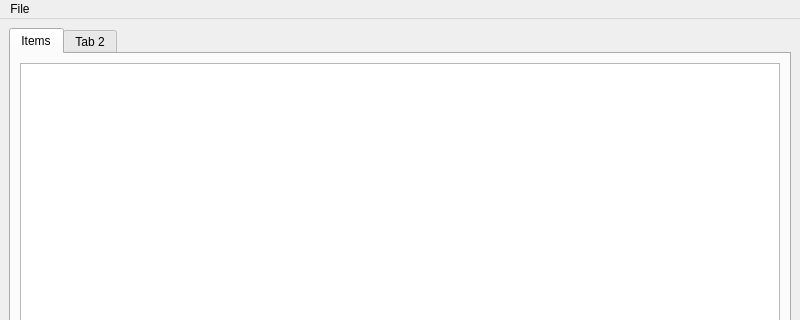
Old version of the form marvus_src/main_window.ui in the repository Riyufuchi/marvus_v2; both pictures show x 0 to 800 and y 0 to 320 of the 800 by 600 pixel window.
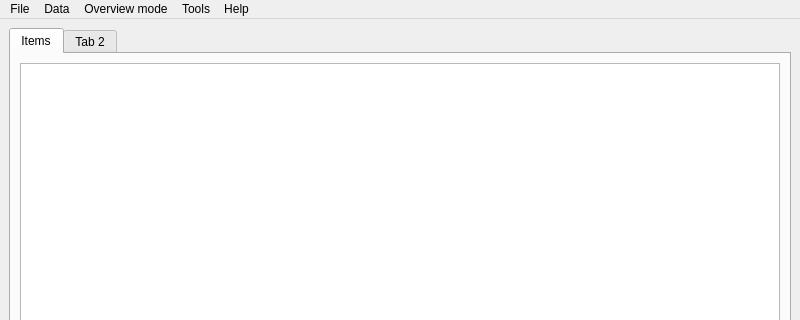
New version of the form. Icons and pictures are not drawn.

Patch:
```diff
--- a/marvus_src/main_window.ui
+++ b/marvus_src/main_window.ui
@@ -64,7 +64,36 @@
     <addaction name="separator"/>
     <addaction name="actionExit"/>
    </widget>
+   <widget class="QMenu" name="menuData">
+    <property name="title">
+     <string>Data</string>
+    </property>
+    <addaction name="actionAdd"/>
+    <addaction name="actionBackup"/>
+   </widget>
+   <widget class="QMenu" name="menuTools">
+    <property name="title">
+     <string>Tools</string>
+    </property>
+    <addaction name="actionEntity_manager"/>
+   </widget>
+   <widget class="QMenu" name="menuAboit">
+    <property name="title">
+     <string>Help</string>
+    </property>
+    <addaction name="actionAbot"/>
+    <addaction name="actionLicense"/>
+   </widget>
+   <widget class="QMenu" name="menuOverview_mode">
+    <property name="title">
+     <string>Overview mode</string>
+    </property>
+   </widget>
    <addaction name="menuFile"/>
+   <addaction name="menuData"/>
+   <addaction name="menuOverview_mode"/>
+   <addaction name="menuTools"/>
+   <addaction name="menuAboit"/>
   </widget>
   <widget class="QStatusBar" name="statusbar"/>
   <action name="actionImport">
```
Left out of the diff: 45 changed lines with no effect on the pictures.
